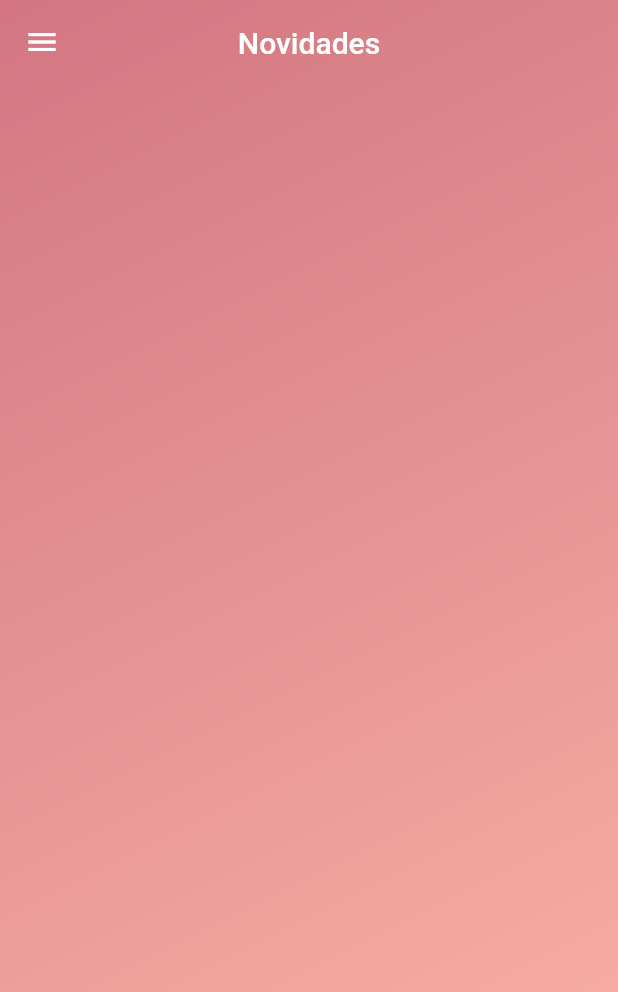
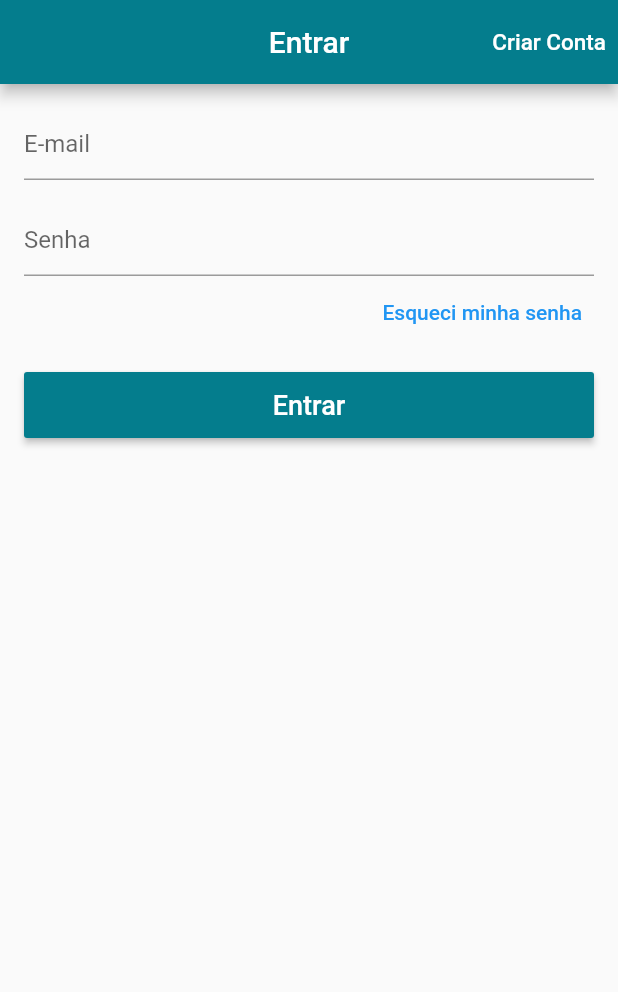
Before and after one commit to lucasmlp/loja_virtual, a Flutter app: the screen it shows after launch, on a phone screen of 412 x 824 dp. Shown: the top 992 px of the screen. Run offline on Flutter 3.47's test engine with Material 2 defaults, Android fonts, the phone set to English and light mode, and no system bars.

Commit message:
Adding login screen

```diff
--- a/lib/main.dart
+++ b/lib/main.dart
@@ -1,5 +1,6 @@
 import 'package:flutter/material.dart';
 import 'package:loja_virtual/screens/home_screen.dart';
+import 'package:loja_virtual/screens/login_screen.dart';
 
 void main() {
   runApp(const MyApp());
@@ -16,7 +17,7 @@ class MyApp extends StatelessWidget {
           primarySwatch: Colors.blue,
           primaryColor: const Color.fromARGB(255, 4, 125, 141)),
       debugShowCheckedModeBanner: false,
-      home: HomeScreen(),
+      home: LoginScreen(),
     );
   }
 }
--- /dev/null
+++ b/lib/screens/login_screen.dart
@@ -0,0 +1,74 @@
+import 'package:flutter/material.dart';
+import 'package:flutter/src/foundation/key.dart';
+import 'package:flutter/src/widgets/framework.dart';
+
+class LoginScreen extends StatelessWidget {
+  final _formKey = GlobalKey<FormState>();
+  @override
+  Widget build(BuildContext context) {
+    return Scaffold(
+      appBar: AppBar(
+        title: const Text('Entrar'),
+        centerTitle: true,
+        backgroundColor: Theme.of(context).primaryColor,
+        actions: [
+          TextButton(
+            child: const Text(
+              'Criar Conta',
+              style: TextStyle(fontSize: 15.0, color: Colors.white),
+            ),
+            onPressed: () {},
+          )
+        ],
+      ),
+      body: Form(
+          key: _formKey,
+          child: ListView(
+            padding: const EdgeInsets.all(16.0),
+            children: [
+              TextFormField(
+                decoration: const InputDecoration(hintText: 'E-mail'),
+                keyboardType: TextInputType.emailAddress,
+                validator: (text) {
+                  if (text!.isEmpty || !text.contains('@')) {
+                    return 'E-mail inválido';
+                  }
+                },
+              ),
+              const SizedBox(height: 16.0),
+              TextFormField(
+                decoration: const InputDecoration(hintText: 'Senha'),
+                obscureText: true,
+                validator: (text) {
+                  if (text!.isEmpty || text.length < 6) return 'Senha inválida';
+                },
+              ),
+              Align(
+                alignment: Alignment.centerRight,
+                child: TextButton(
+                    onPressed: () {},
+                    child: const Text(
+                      'Esqueci minha senha',
+                      textAlign: TextAlign.right,
+                    )),
+              ),
+              const SizedBox(height: 16.0),
+              SizedBox(
+                height: 44.0,
+                child: RaisedButton(
+                  onPressed: () {
+                    if (_formKey.currentState!.validate()) {}
+                  },
+                  color: Theme.of(context).primaryColor,
+                  textColor: Colors.white,
+                  child: const Text(
+                    'Entrar',
+                    style: TextStyle(fontSize: 18.0),
+                  ),
+                ),
+              )
+            ],
+          )),
+    );
+  }
+}
```
